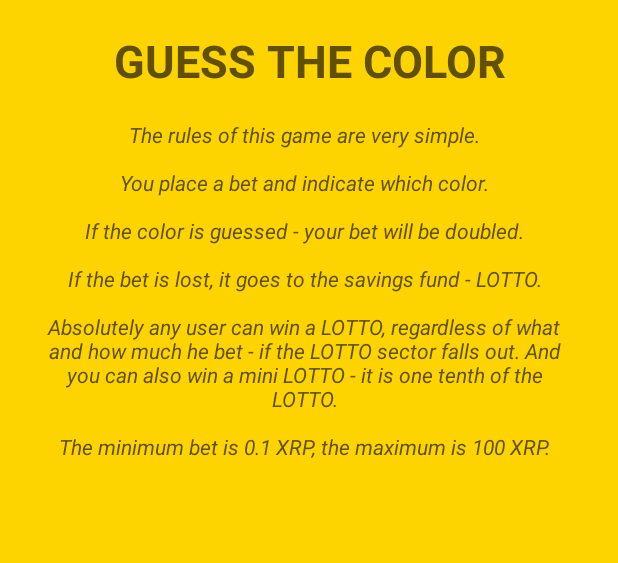
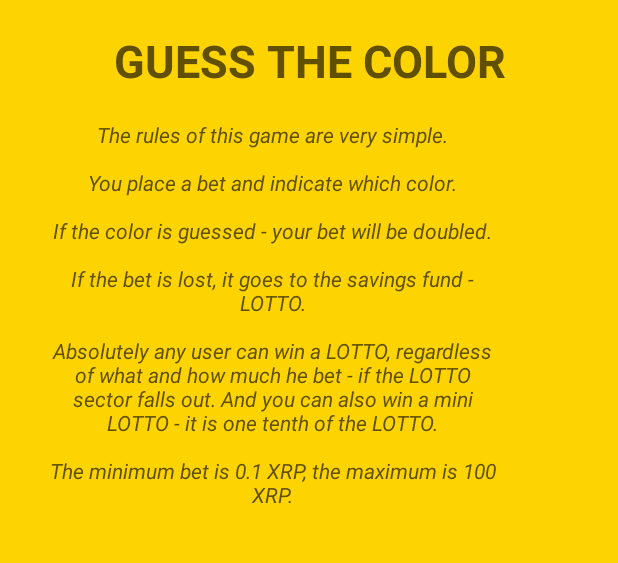
Before and after one commit to SamuilOlegovich/XURA-ANDROID-2026-public, an Android app: the RulesOfTheGameGuessTheColor screen opened directly, with no data from a screen before it, on a phone screen of 412 x 824 dp, the part 293-856 px from its top. Run offline under Robolectric (Android 15) with nearby library versions, the phone set to English and light mode, and no system bars.

Commit message:
Фиксы по последней правке

```diff
--- a/app/src/main/res/layout/rules_of_the_game_guess_the_color_page.xml
+++ b/app/src/main/res/layout/rules_of_the_game_guess_the_color_page.xml
@@ -35,14 +35,13 @@
 
         <TextView
             android:id="@+id/guess_the_color_rules"
-            android:layout_width="346dp"
-            android:layout_height="429dp"
+            android:layout_width="303dp"
+            android:layout_height="434dp"
             android:layout_marginStart="30dp"
             android:layout_marginTop="20dp"
             android:layout_marginEnd="30dp"
             android:text="@string/rules_guess_the_color"
             android:textAlignment="center"
-            android:textAllCaps="false"
             android:textColor="#614F02"
             android:textSize="14sp"
             android:textStyle="italic"
--- a/app/src/main/res/layout/rules_of_the_game_guess_the_number_page.xml
+++ b/app/src/main/res/layout/rules_of_the_game_guess_the_number_page.xml
@@ -35,7 +35,7 @@
 
         <TextView
             android:id="@+id/guess_the_color_rules"
-            android:layout_width="346dp"
+            android:layout_width="303dp"
             android:layout_height="434dp"
             android:layout_marginStart="30dp"
             android:layout_marginTop="20dp"
```
